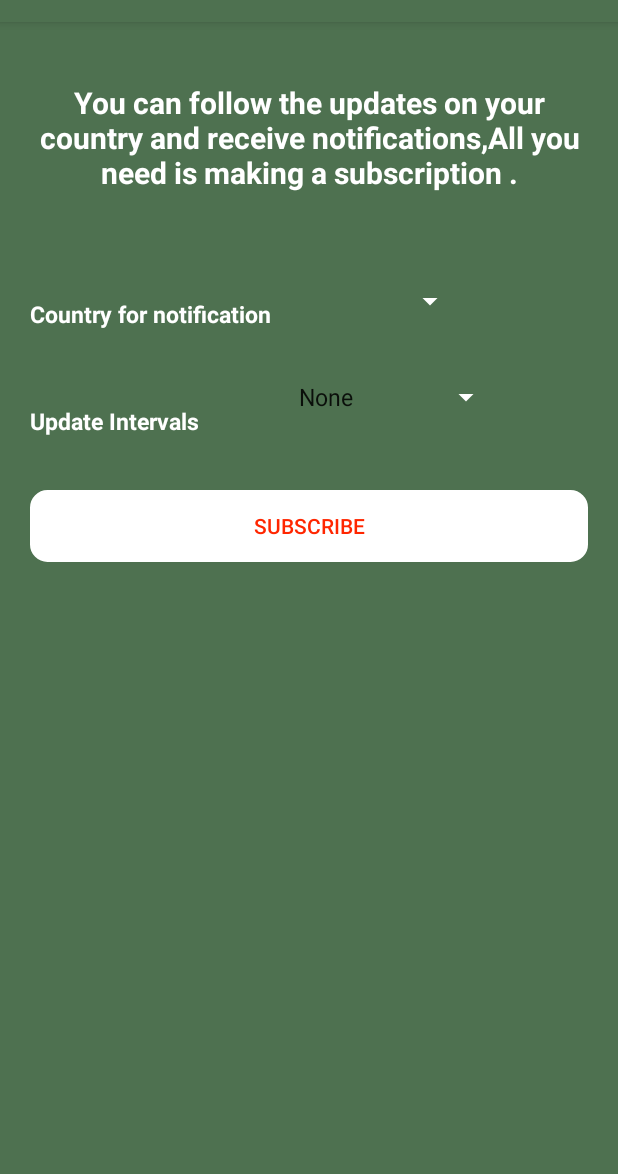
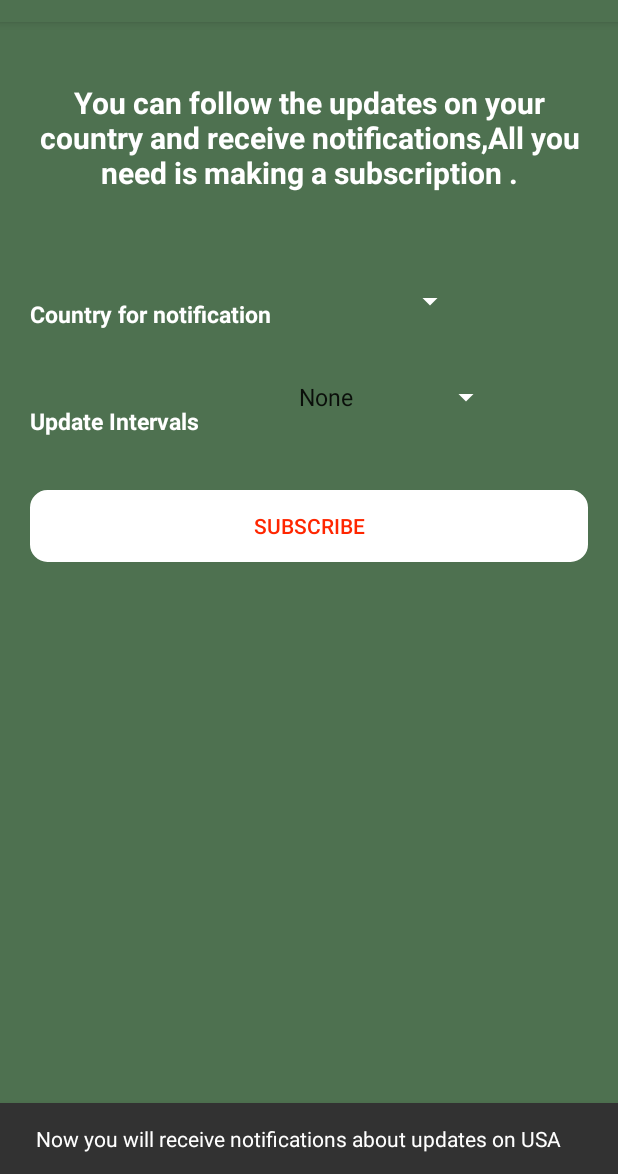
Before and after one commit to Asmaa933/COVID, an Android app: the fragment SettingsFragment placed in its activity, after a tap on "SUBSCRIBE", on a phone screen of 412 x 824 dp, the part 62-1236 px from its top. Run offline under Robolectric (Android 15) with nearby library versions, the phone set to English and light mode, and no system bars; our stand-ins replace Room's generated code, navigation-ui; libraries missing offline, so code that uses them is left out: com.jakewharton.retrofit2, com.toptoche.searchablespinnerlibrary; plain views replace SearchableSpinner; 4 statements that could not run were skipped.

Commit message:
solve network connection

```diff
--- a/app/src/main/java/com/andro/covid_19/ui/settings/SettingsFragment.kt
+++ b/app/src/main/java/com/andro/covid_19/ui/settings/SettingsFragment.kt
@@ -6,6 +6,7 @@ import android.view.View
 import android.view.ViewGroup
 import android.widget.AdapterView
 import android.widget.ArrayAdapter
+import androidx.core.content.ContextCompat
 import androidx.fragment.app.Fragment
 import androidx.lifecycle.Observer
 import androidx.lifecycle.ViewModelProviders
@@ -20,6 +21,7 @@ import com.andro.covid_19.isNetworkConnected
 import com.andro.covid_19.ui.history.HistoryViewModel
 import com.andro.covid_19.ui.home.HomeViewModel
 import com.andro.retro.json_models.AllAffectedCountries
+import com.google.android.material.snackbar.Snackbar
 import kotlinx.android.synthetic.main.fragment_history.*
 import kotlinx.android.synthetic.main.fragment_settings.*
 import java.time.Duration
@@ -44,9 +46,23 @@ class SettingsFragment : Fragment() {
         return root
     }
 
+
     override fun onStart() {
         super.onStart()
+        controlView()
+        settingSwipeRefreshLayout.setProgressBackgroundColorSchemeColor(ContextCompat.getColor(context!!, R.color.colorPrimary))
+        settingSwipeRefreshLayout.setOnRefreshListener {
+            controlView()
+
+        }
+
+    }
+    private fun controlView()
+    {
         if (isNetworkConnected(activity!!)) {
+
+            settingLayout.visibility = View.VISIBLE
+            setting_no_connection.visibility = View.INVISIBLE
 
             settingsViewModel.getAllAffectedCountries()
                 .observe(viewLifecycleOwner, Observer<AllAffectedCountries> {
@@ -58,14 +74,25 @@ class SettingsFragment : Fragment() {
                     }
                     array.let { it1 -> setupCountrySpinner(it1) }
 
+
                 })
+            setupIntervalSpinner()
+            setupSaveButton()
+            settingSwipeRefreshLayout.isRefreshing = false
 
         }
-        setupIntervalSpinner()
-        setupSaveButton()
+        else
+        {
+            settingLayout.visibility = View.INVISIBLE
+            setting_no_connection.visibility = View.VISIBLE
+            settingSwipeRefreshLayout.isRefreshing = false
+
+        }
+
+
     }
 
-    fun setupIntervalSpinner() {
+    private fun setupIntervalSpinner() {
         intervalSpinner.onItemSelectedListener = object:AdapterView.OnItemSelectedListener{
             override fun onNothingSelected(parent: AdapterView<*>?) {
                 countryName  = "USA"
@@ -127,19 +154,26 @@ class SettingsFragment : Fragment() {
 
         }
         saveBtn.setOnClickListener {
+            if (isNetworkConnected(activity!!))
+            {
+                if (intervalTime == 0){
+                    AlarmManagerHandler.cancelAlarm(countryName)
+                }else{
+                    AlarmManagerHandler.setAlarmManager(countryName,intervalTime)
+                }
+                Snackbar.make(view!!,
+                    "Now you will receive notifications about updates on $countryName", Snackbar.LENGTH_LONG)
+                    .setAction("Action", null).show()
 
-//            val data = Data.Builder().putString(getString(R.string.country_name), countryName).build()
-//
-//            val request = PeriodicWorkRequest.Builder(WorkManagerHandler::class.java,15,TimeUnit.MINUTES)
-//                .setInputData(data)
-//                .build()
-//
-//WorkManager.getInstance()
-            if (intervalTime == 0){
-                AlarmManagerHandler.cancelAlarm(countryName)
-            }else{
-                AlarmManagerHandler.setAlarmManager(countryName,intervalTime)
             }
+            else
+            {
+                Snackbar.make(view!!, "Check your connection", Snackbar.LENGTH_LONG)
+                    .setAction("Action", null).show()
+
+            }
+
+
   }
     }
 
--- a/app/src/main/res/layout/fragment_settings.xml
+++ b/app/src/main/res/layout/fragment_settings.xml
@@ -8,6 +8,15 @@
     tools:context=".ui.settings.SettingsFragment">
 
 
+<androidx.swiperefreshlayout.widget.SwipeRefreshLayout
+    android:id="@+id/settingSwipeRefreshLayout"
+    android:layout_width="match_parent"
+    android:layout_height="match_parent">
+
+<androidx.constraintlayout.widget.ConstraintLayout
+    android:id="@+id/settingLayout"
+    android:layout_width="match_parent"
+    android:layout_height="match_parent">
     <TextView
         android:id="@+id/settingDesc"
         android:layout_width="match_parent"
@@ -97,4 +106,42 @@
         app:layout_constraintEnd_toEndOf="parent"
         app:layout_constraintStart_toEndOf="@+id/textView3"
         app:layout_constraintTop_toBottomOf="@+id/notiCountry" />
+
 </androidx.constraintlayout.widget.ConstraintLayout>
+</androidx.swiperefreshlayout.widget.SwipeRefreshLayout>
+    <LinearLayout
+        android:id="@+id/setting_no_connection"
+        android:layout_width="347dp"
+        android:layout_height="154dp"
+        android:layout_gravity="center"
+        android:layout_marginStart="16dp"
+        android:layout_marginEnd="16dp"
+        android:gravity="center_horizontal"
+        android:orientation="vertical"
+        android:visibility="invisible"
+        app:layout_constraintBottom_toBottomOf="parent"
+        app:layout_constraintEnd_toEndOf="parent"
+        app:layout_constraintStart_toStartOf="parent"
+        app:layout_constraintTop_toTopOf="parent">
+
+        <ImageView
+            android:id="@+id/imageView2"
+            android:layout_width="match_parent"
+            android:layout_height="wrap_content"
+            android:layout_gravity="center"
+            app:srcCompat="@android:drawable/ic_dialog_info" />
+
+        <TextView
+            android:id="@+id/textView2"
+            android:layout_width="match_parent"
+            android:layout_height="wrap_content"
+            android:layout_gravity="center"
+            android:gravity="center"
+            android:text="@string/Check_you_connection"
+            android:textAlignment="center"
+            android:textColor="@color/white" />
+    </LinearLayout>
+
+
+
+</androidx.constraintlayout.widget.ConstraintLayout>
```
